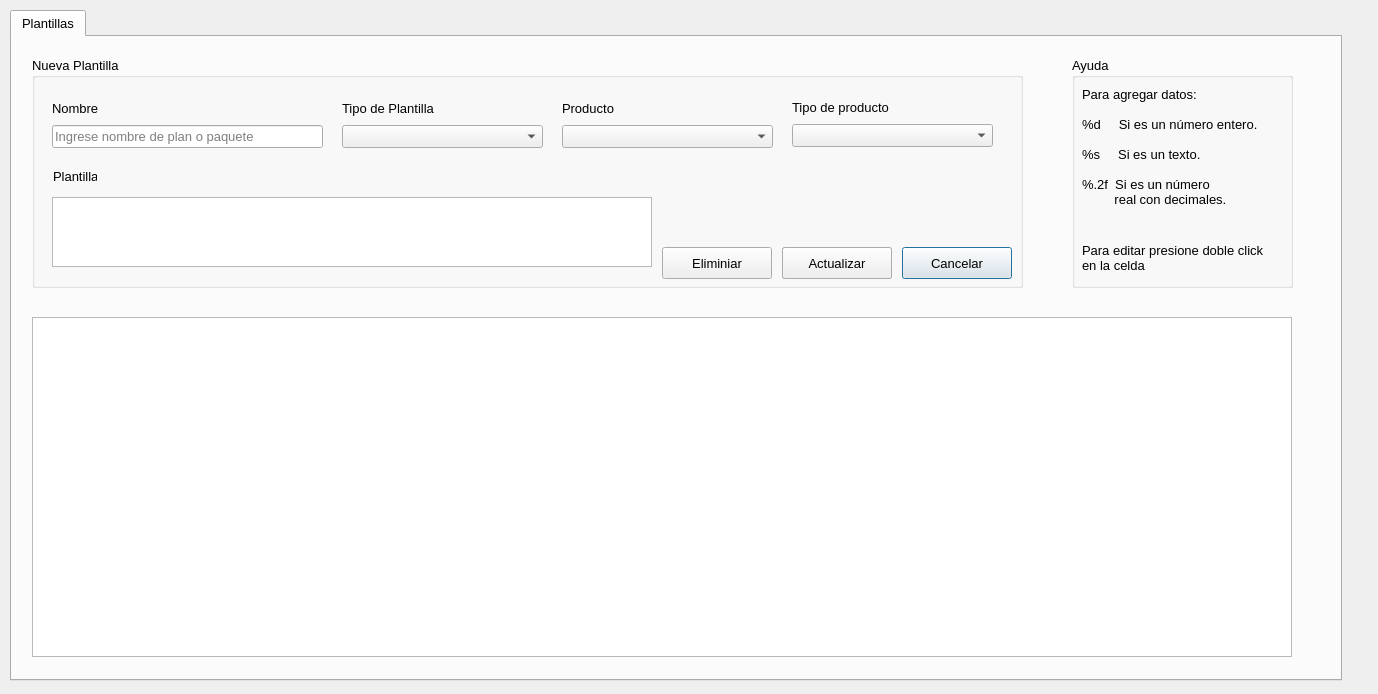
The window that modules/Settings/templates.ui (ceeck65/assistent-inter-app) describes before a commit, drawn with Qt 5.
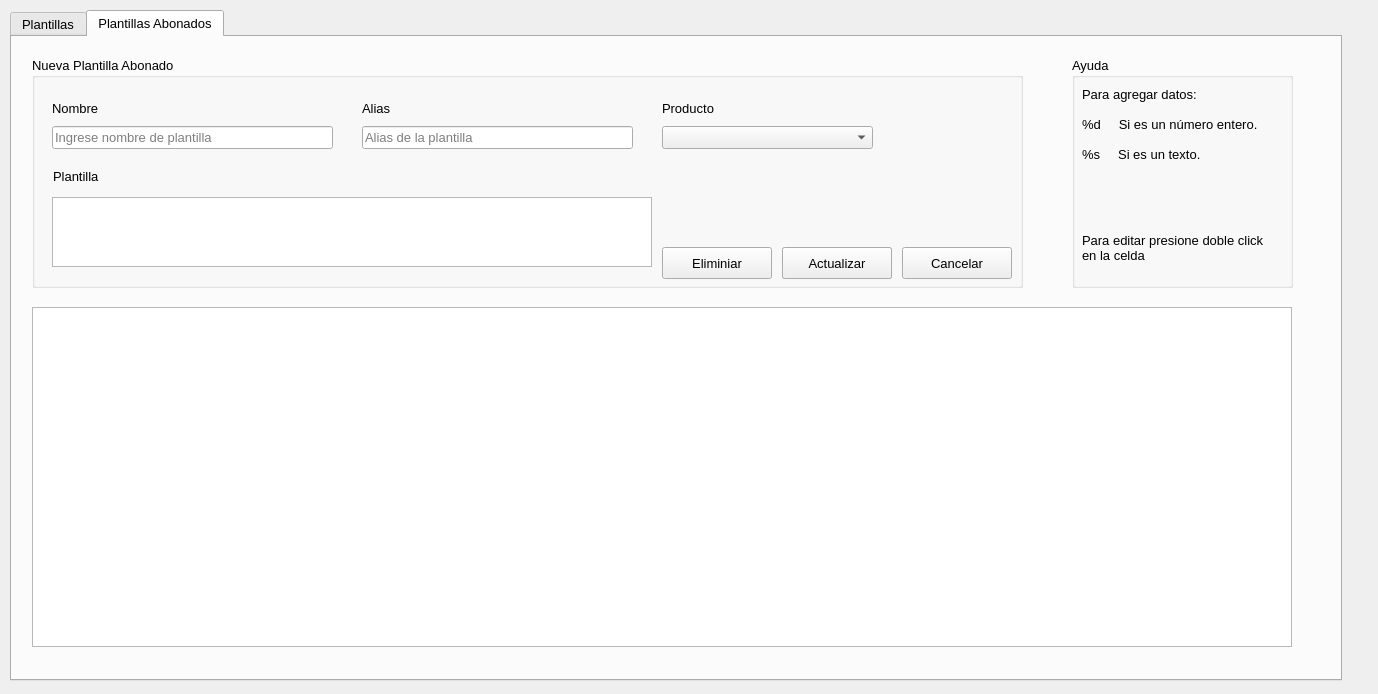
The same window after the commit. The open tabs and pages were chosen to show the change. Icons and pictures are not drawn.

Diff of the .ui file:
```diff
--- a/modules/Settings/templates.ui
+++ b/modules/Settings/templates.ui
@@ -90,7 +90,7 @@
         <x>20</x>
         <y>40</y>
         <width>271</width>
-        <height>51</height>
+        <height>52</height>
        </rect>
       </property>
       <layout class="QVBoxLayout" name="verticalLayout_5">
@@ -176,7 +176,7 @@
         <x>760</x>
         <y>40</y>
         <width>201</width>
-        <height>50</height>
+        <height>54</height>
        </rect>
       </property>
       <layout class="QVBoxLayout" name="verticalLayout">
@@ -202,7 +202,7 @@
         <x>530</x>
         <y>40</y>
         <width>211</width>
-        <height>51</height>
+        <height>52</height>
        </rect>
       </property>
       <layout class="QVBoxLayout" name="verticalLayout_10">
@@ -224,7 +224,7 @@
         <x>310</x>
         <y>40</y>
         <width>201</width>
-        <height>51</height>
+        <height>52</height>
        </rect>
       </property>
       <layout class="QVBoxLayout" name="verticalLayout_11">
@@ -315,6 +315,264 @@
      </widget>
     </widget>
    </widget>
+   <widget class="QWidget" name="tab_2">
+    <attribute name="title">
+     <string>Plantillas Abonados</string>
+    </attribute>
+    <widget class="QGroupBox" name="groupBox_3">
+     <property name="geometry">
+      <rect>
+       <x>20</x>
+       <y>20</y>
+       <width>991</width>
+       <height>231</height>
+      </rect>
+     </property>
+     <property name="title">
+      <string>Nueva Plantilla Abonado</string>
+     </property>
+     <widget class="QPushButton" name="cancel_template_ab">
+      <property name="geometry">
+       <rect>
+        <x>870</x>
+        <y>190</y>
+        <width>110</width>
+        <height>32</height>
+       </rect>
+      </property>
+      <property name="text">
+       <string>Cancelar</string>
+      </property>
+      <property name="icon">
+       <iconset resource="../../images.qrc">
+        <normaloff>:/images/images/icons/cancel.png</normaloff>:/images/images/icons/cancel.png</iconset>
+      </property>
+     </widget>
+     <widget class="QPushButton" name="save_template_2">
+      <property name="geometry">
+       <rect>
+        <x>750</x>
+        <y>190</y>
+        <width>110</width>
+        <height>32</height>
+       </rect>
+      </property>
+      <property name="text">
+       <string>Registrar</string>
+      </property>
+      <property name="icon">
+       <iconset resource="../../images.qrc">
+        <normaloff>:/images/images/icons/save.png</normaloff>:/images/images/icons/save.png</iconset>
+      </property>
+     </widget>
+     <widget class="QWidget" name="layoutWidget_4">
+      <property name="geometry">
+       <rect>
+        <x>20</x>
+        <y>40</y>
+        <width>281</width>
+        <height>52</height>
+       </rect>
+      </property>
+      <layout class="QVBoxLayout" name="verticalLayout_6">
+       <item>
+        <widget class="QLabel" name="label_6">
+         <property name="text">
+          <string>Nombre</string>
+         </property>
+        </widget>
+       </item>
+       <item>
+        <widget class="QLineEdit" name="template_name_ab">
+         <property name="placeholderText">
+          <string>Ingrese nombre de plantilla</string>
+         </property>
+         <property name="clearButtonEnabled">
+          <bool>true</bool>
+         </property>
+        </widget>
+       </item>
+      </layout>
+     </widget>
+     <widget class="QTextEdit" name="template_txt_2">
+      <property name="geometry">
+       <rect>
+        <x>20</x>
+        <y>140</y>
+        <width>600</width>
+        <height>70</height>
+       </rect>
+      </property>
+     </widget>
+     <widget class="QLabel" name="label_4">
+      <property name="geometry">
+       <rect>
+        <x>21</x>
+        <y>111</y>
+        <width>91</width>
+        <height>16</height>
+       </rect>
+      </property>
+      <property name="text">
+       <string>Plantilla</string>
+      </property>
+     </widget>
+     <widget class="QPushButton" name="update_template_2">
+      <property name="geometry">
+       <rect>
+        <x>750</x>
+        <y>190</y>
+        <width>110</width>
+        <height>32</height>
+       </rect>
+      </property>
+      <property name="text">
+       <string>Actualizar</string>
+      </property>
+      <property name="icon">
+       <iconset resource="../../images.qrc">
+        <normaloff>:/images/images/icons/save.png</normaloff>:/images/images/icons/save.png</iconset>
+      </property>
+     </widget>
+     <widget class="QPushButton" name="delete_template_ab">
+      <property name="geometry">
+       <rect>
+        <x>630</x>
+        <y>190</y>
+        <width>110</width>
+        <height>32</height>
+       </rect>
+      </property>
+      <property name="text">
+       <string>Eliminiar</string>
+      </property>
+      <property name="icon">
+       <iconset resource="../../images.qrc">
+        <normaloff>:/images/images/icons/delete.png</normaloff>:/images/images/icons/delete.png</iconset>
+      </property>
+     </widget>
+     <widget class="QWidget" name="layoutWidget_6">
+      <property name="geometry">
+       <rect>
+        <x>330</x>
+        <y>40</y>
+        <width>271</width>
+        <height>52</height>
+       </rect>
+      </property>
+      <layout class="QVBoxLayout" name="verticalLayout_9">
+       <item>
+        <widget class="QLabel" name="label_10">
+         <property name="text">
+          <string>Alias</string>
+         </property>
+        </widget>
+       </item>
+       <item>
+        <widget class="QLineEdit" name="template_alias_ab">
+         <property name="placeholderText">
+          <string>Alias de la plantilla</string>
+         </property>
+         <property name="clearButtonEnabled">
+          <bool>true</bool>
+         </property>
+        </widget>
+       </item>
+      </layout>
+     </widget>
+     <widget class="QWidget" name="layoutWidget_8">
+      <property name="geometry">
+       <rect>
+        <x>630</x>
+        <y>40</y>
+        <width>211</width>
+        <height>52</height>
+       </rect>
+      </property>
+      <layout class="QVBoxLayout" name="verticalLayout_12">
+       <item>
+        <widget class="QLabel" name="label_14">
+         <property name="text">
+          <string>Producto</string>
+         </property>
+        </widget>
+       </item>
+       <item>
+        <widget class="QComboBox" name="products_ab"/>
+       </item>
+      </layout>
+     </widget>
+    </widget>
+    <widget class="QTableView" name="tbl_templates_ab">
+     <property name="geometry">
+      <rect>
+       <x>20</x>
+       <y>270</y>
+       <width>1260</width>
+       <height>340</height>
+      </rect>
+     </property>
+    </widget>
+    <widget class="QGroupBox" name="groupBox_4">
+     <property name="geometry">
+      <rect>
+       <x>1060</x>
+       <y>20</y>
+       <width>221</width>
+       <height>231</height>
+      </rect>
+     </property>
+     <property name="title">
+      <string>Ayuda</string>
+     </property>
+     <widget class="QLabel" name="label_8">
+      <property name="geometry">
+       <rect>
+        <x>10</x>
+        <y>30</y>
+        <width>191</width>
+        <height>141</height>
+       </rect>
+      </property>
+      <property name="layoutDirection">
+       <enum>Qt::LeftToRight</enum>
+      </property>
+      <property name="text">
+       <string>Para agregar datos:
+
+%d     Si es un número entero.
+
+%s     Si es un texto.</string>
+      </property>
+      <property name="textFormat">
+       <enum>Qt::AutoText</enum>
+      </property>
+      <property name="scaledContents">
+       <bool>true</bool>
+      </property>
+      <property name="alignment">
+       <set>Qt::AlignJustify|Qt::AlignTop</set>
+      </property>
+      <property name="indent">
+       <number>-2</number>
+      </property>
+     </widget>
+     <widget class="QLabel" name="label_12">
+      <property name="geometry">
+       <rect>
+        <x>10</x>
+        <y>170</y>
+        <width>191</width>
+        <height>41</height>
+       </rect>
+      </property>
+      <property name="text">
+       <string>Para editar presione doble click 
+en la celda</string>
+      </property>
+     </widget>
+    </widget>
+   </widget>
   </widget>
  </widget>
  <resources>
```
Left out of the diff: 2 changed lines with no effect on the pictures.
